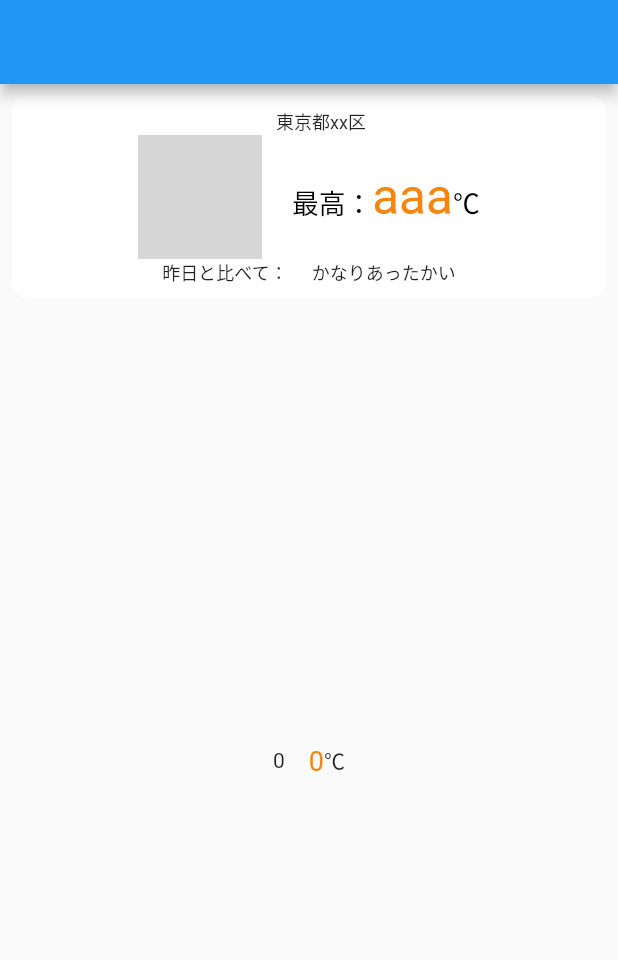
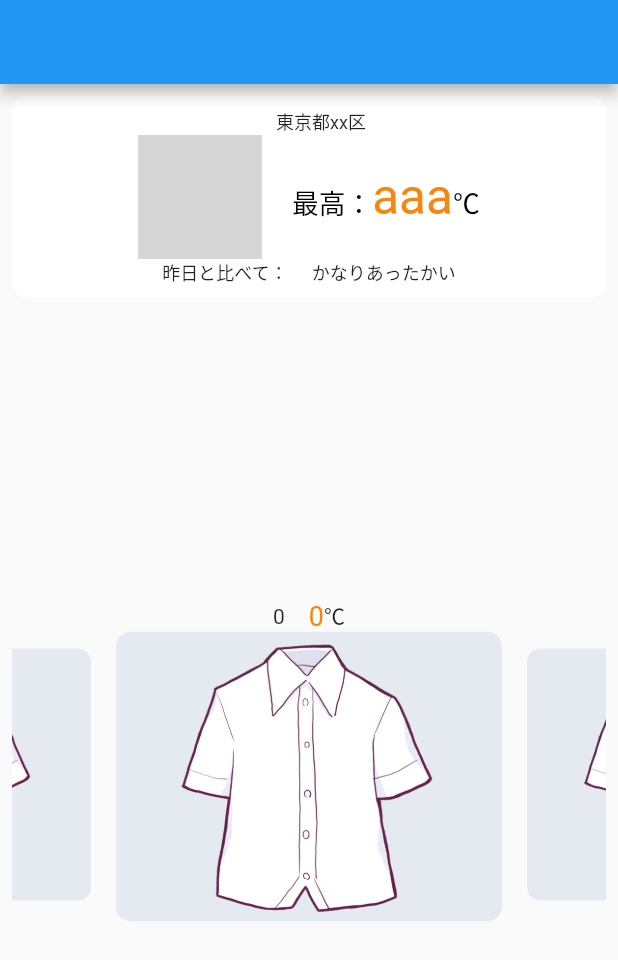
Before and after one commit to haterain0203/weather_clothes, a Flutter app: the screen it shows after launch, on a phone screen of 412 x 824 dp. Shown: the top 960 px of the screen. Run offline on Flutter 3.47's test engine with Material 2 defaults, Android fonts, the phone set to English and light mode, and no system bars; drawn by our look-alikes of cached_network_image, carousel_slider; our stand-ins replace hooks_riverpod, sizer; network calls fail; grey boxes are pictures that could not be loaded.

Commit message:
洋服表示部の修正と素材追加

```diff
--- /dev/null
+++ b/lib/component/clothes_container.dart
@@ -0,0 +1,24 @@
+import 'package:flutter/material.dart';
+
+class ClothesContainer extends StatelessWidget {
+  const ClothesContainer({
+    required this.clothImageUrl,
+    Key? key,
+  }) : super(key: key);
+
+  final String clothImageUrl;
+
+  @override
+  Widget build(BuildContext context) {
+    return Container(
+      decoration: BoxDecoration(
+        borderRadius: BorderRadius.circular(10.0),
+        color: const Color(0xFF003569).withOpacity(0.1),
+      ),
+      child: Image.asset(
+        clothImageUrl,
+        fit: BoxFit.scaleDown,
+      ),
+    );
+  }
+}
--- a/lib/home_page.dart
+++ b/lib/home_page.dart
@@ -2,6 +2,7 @@ import 'package:carousel_slider/carousel_slider.dart';
 import 'package:flutter/material.dart';
 
 import 'component/address_part.dart';
+import 'component/clothes_container.dart';
 import 'component/compare_yesterday_part.dart';
 import 'component/rounded_corner_container.dart';
 import 'component/weather_info_part.dart';
@@ -47,7 +48,8 @@ class HomePage extends StatelessWidget {
                 ].map((i) {
                   // final timeStr = _setTimeString(i);
                   // final maxTemp = _selectMaxTemperature(data, i);
-                  // final imageURL = _selectImageURL(maxTemp);
+                  //TODO 固定値
+                  final clothImageUrl = _selectClothImageUrl(25);
                   return Column(
                     mainAxisAlignment: MainAxisAlignment.center,
                     mainAxisSize: MainAxisSize.min,
@@ -79,9 +81,7 @@ class HomePage extends StatelessWidget {
                       ),
                       RoundedCornerContainer(
                         color: Colors.white,
-                        // child: ClothesContainer(
-                        //   imageURL: imageURL,
-                        // ),
+                        child: ClothesContainer(clothImageUrl: clothImageUrl),
                       ),
                     ],
                   );
@@ -120,4 +120,16 @@ class HomePage extends StatelessWidget {
       ),
     );
   }
+
+  String _selectClothImageUrl(int temp) {
+    const baseURL = "assets/images/";
+    if (temp >= 30) return baseURL + "t-shirt.png";
+    if (temp >= 25 && temp < 30) return baseURL + "shirt.png";
+    if (temp >= 20 && temp < 25) return baseURL + "long_shirt.png";
+    if (temp >= 16 && temp < 20) return baseURL + "cardigan.png";
+    if (temp >= 12 && temp < 16) return baseURL + "sweater.png";
+    if (temp >= 8 && temp < 12) return baseURL + "trench_coat.png";
+    if (temp >= 5 && temp < 8) return baseURL + "coat.png";
+    return baseURL + "down_coat.png";
+  }
 }
--- a/pubspec.yaml
+++ b/pubspec.yaml
@@ -73,8 +73,8 @@ flutter:
   uses-material-design: true
 
   # To add assets to your application, add an assets section, like this:
-  # assets:
-  #   - images/a_dot_burr.jpeg
+  assets:
+    - assets/images/
   #   - images/a_dot_ham.jpeg
 
   # An image asset can refer to one or more resolution-specific "variants", see
```
Also changed, not shown: assets/images/cardigan.png (added), assets/images/coat.png (added), assets/images/down_coat.png (added), assets/images/long_shirt.png (added), assets/images/shirt.png (added), assets/images/sweater.png (added), assets/images/t-shirt.png (added), assets/images/trench_coat.png (added).
